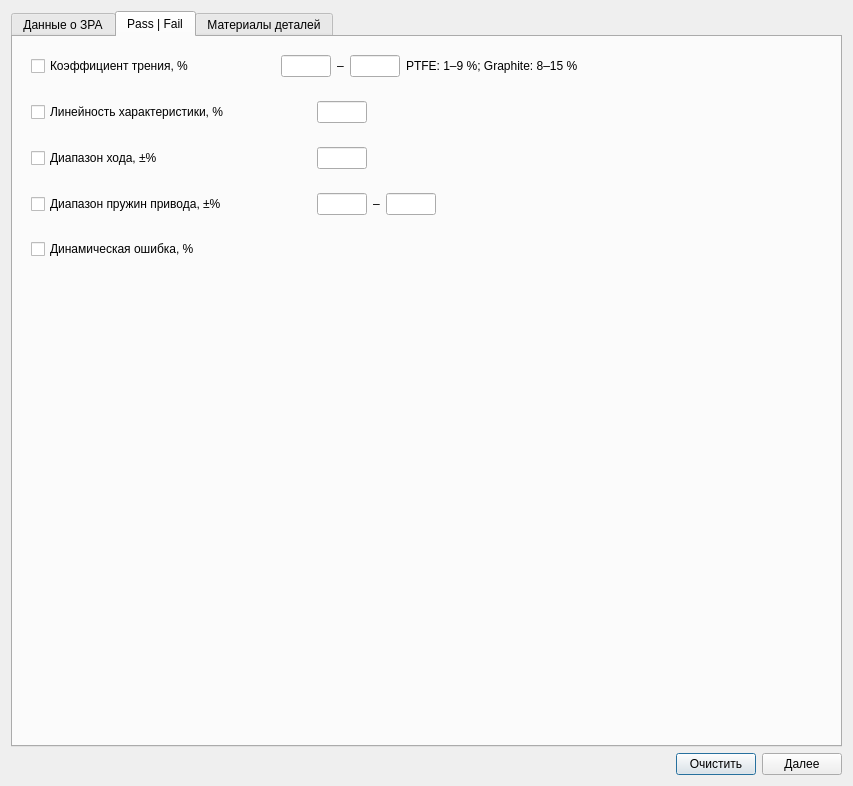
Qt form Src/Ui/Setup/ValveWindow.ui (Rekvim/MpiSkiLite) before a commit.
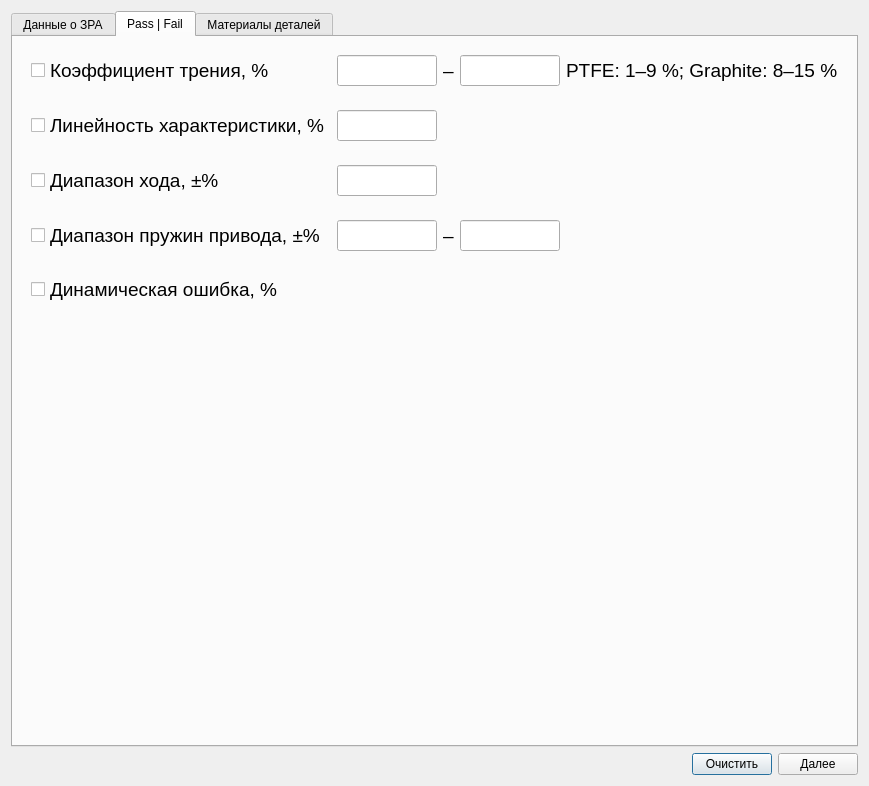
The same form after that commit. The open tabs and pages were chosen to show the change.

Diff of the .ui file:
```diff
--- a/Src/Ui/Setup/ValveWindow.ui
+++ b/Src/Ui/Setup/ValveWindow.ui
@@ -2113,16 +2113,21 @@
             </property>
             <property name="minimumSize">
              <size>
-              <width>0</width>
+              <width>300</width>
               <height>0</height>
              </size>
             </property>
             <property name="maximumSize">
              <size>
-              <width>280</width>
+              <width>300</width>
               <height>16777215</height>
              </size>
             </property>
+            <property name="font">
+             <font>
+              <pointsize>14</pointsize>
+             </font>
+            </property>
             <property name="text">
              <string>Коэффициент трения, %</string>
             </property>
@@ -2138,7 +2143,7 @@
             </property>
             <property name="minimumSize">
              <size>
-              <width>50</width>
+              <width>100</width>
               <height>0</height>
              </size>
             </property>
@@ -2148,6 +2153,11 @@
               <height>16777215</height>
              </size>
             </property>
+            <property name="font">
+             <font>
+              <pointsize>14</pointsize>
+             </font>
+            </property>
             <property name="alignment">
              <set>Qt::AlignmentFlag::AlignCenter</set>
             </property>
@@ -2155,6 +2165,11 @@
           </item>
           <item>
            <widget class="QLabel" name="label">
+            <property name="font">
+             <font>
+              <pointsize>14</pointsize>
+             </font>
+            </property>
             <property name="text">
              <string>–</string>
             </property>
@@ -2170,7 +2185,7 @@
             </property>
             <property name="minimumSize">
              <size>
-              <width>50</width>
+              <width>100</width>
               <height>0</height>
              </size>
             </property>
@@ -2180,6 +2195,11 @@
               <height>16777215</height>
              </size>
             </property>
+            <property name="font">
+             <font>
+              <pointsize>14</pointsize>
+             </font>
+            </property>
             <property name="alignment">
              <set>Qt::AlignmentFlag::AlignCenter</set>
             </property>
@@ -2187,6 +2207,11 @@
           </item>
           <item>
            <widget class="QLabel" name="label_2">
+            <property name="font">
+             <font>
+              <pointsize>14</pointsize>
+             </font>
+            </property>
             <property name="text">
              <string>PTFE: 1–9 %; Graphite: 8–15 %</string>
             </property>
@@ -2221,16 +2246,21 @@
             </property>
             <property name="minimumSize">
              <size>
-              <width>0</width>
+              <width>300</width>
               <height>0</height>
              </size>
             </property>
             <property name="maximumSize">
              <size>
-              <width>280</width>
+              <width>300</width>
               <height>16777215</height>
              </size>
             </property>
+            <property name="font">
+             <font>
+              <pointsize>14</pointsize>
+             </font>
+            </property>
             <property name="text">
              <string>Линейность характеристики, %</string>
             </property>
@@ -2246,7 +2276,7 @@
             </property>
             <property name="minimumSize">
              <size>
-              <width>50</width>
+              <width>100</width>
               <height>0</height>
              </size>
             </property>
@@ -2256,6 +2286,11 @@
               <height>16777215</height>
              </size>
             </property>
+            <property name="font">
+             <font>
+              <pointsize>14</pointsize>
+             </font>
+            </property>
             <property name="alignment">
              <set>Qt::AlignmentFlag::AlignCenter</set>
             </property>
@@ -2290,16 +2325,21 @@
             </property>
             <property name="minimumSize">
              <size>
-              <width>0</width>
+              <width>300</width>
               <height>0</height>
              </size>
             </property>
             <property name="maximumSize">
              <size>
-              <width>280</width>
+              <width>300</width>
               <height>16777215</height>
              </size>
             </property>
+            <property name="font">
+             <font>
+              <pointsize>14</pointsize>
+             </font>
+            </property>
             <property name="text">
              <string>Диапазон хода, ±%</string>
             </property>
@@ -2315,7 +2355,7 @@
             </property>
             <property name="minimumSize">
              <size>
-              <width>50</width>
+              <width>100</width>
               <height>0</height>
              </size>
             </property>
@@ -2325,6 +2365,11 @@
               <height>16777215</height>
              </size>
             </property>
+            <property name="font">
+             <font>
+              <pointsize>14</pointsize>
+             </font>
+            </property>
             <property name="alignment">
              <set>Qt::AlignmentFlag::AlignCenter</set>
             </property>
@@ -2348,6 +2393,11 @@
        </item>
        <item>
         <widget class="QWidget" name="widget_5" native="true">
+         <property name="font">
+          <font>
+           <pointsize>11</pointsize>
+          </font>
+         </property>
          <layout class="QHBoxLayout" name="horizontalLayout_5">
           <item>
            <widget class="QCheckBox" name="checkBox_crossingLimits_spring">
@@ -2359,16 +2409,21 @@
             </property>
             <property name="minimumSize">
              <size>
-              <width>260</width>
+              <width>300</width>
               <height>0</height>
              </size>
             </property>
             <property name="maximumSize">
              <size>
-              <width>280</width>
+              <width>300</width>
               <height>16777215</height>
              </size>
             </property>
+            <property name="font">
+             <font>
+              <pointsize>14</pointsize>
+             </font>
+            </property>
             <property name="text">
              <string>Диапазон пружин привода, ±%</string>
             </property>
@@ -2384,7 +2439,7 @@
             </property>
             <property name="minimumSize">
              <size>
-              <width>50</width>
+              <width>100</width>
               <height>0</height>
              </size>
             </property>
@@ -2394,6 +2449,11 @@
               <height>16777215</height>
              </size>
             </property>
+            <property name="font">
+             <font>
+              <pointsize>14</pointsize>
+             </font>
+            </property>
             <property name="alignment">
              <set>Qt::AlignmentFlag::AlignCenter</set>
             </property>
@@ -2401,6 +2461,11 @@
           </item>
           <item>
            <widget class="QLabel" name="label_crossingLimits_spring">
+            <property name="font">
+             <font>
+              <pointsize>14</pointsize>
+             </font>
+            </property>
             <property name="text">
              <string>–</string>
             </property>
@@ -2416,7 +2481,7 @@
             </property>
             <property name="minimumSize">
              <size>
-              <width>50</width>
+              <width>100</width>
               <height>0</height>
              </size>
             </property>
@@ -2426,6 +2491,11 @@
               <height>16777215</height>
              </size>
             </property>
+            <property name="font">
+             <font>
+              <pointsize>14</pointsize>
+             </font>
+            </property>
             <property name="alignment">
              <set>Qt::AlignmentFlag::AlignCenter</set>
             </property>
@@ -2466,16 +2536,21 @@
             </property>
             <property name="minimumSize">
              <size>
-              <width>0</width>
+              <width>300</width>
               <height>0</height>
              </size>
             </property>
             <property name="maximumSize">
              <size>
-              <width>280</width>
+              <width>300</width>
               <height>16777215</height>
              </size>
             </property>
+            <property name="font">
+             <font>
+              <pointsize>14</pointsize>
+             </font>
+            </property>
             <property name="text">
              <string>Динамическая ошибка, %</string>
             </property>
```
Left out of the diff: 80 changed lines with no effect on the pictures.
